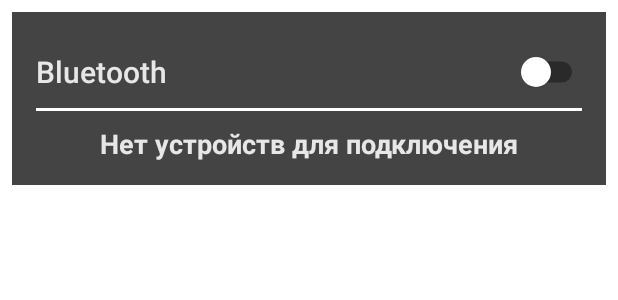
After one commit to MakarenkoArtem/motorbike, an Android app built with Jetpack Compose: the @Preview function EmptyDeviceListScreen, on a phone screen of 412 x 824 dp. The commit adds this screen. Shown: the top 300 px of the screen. Run offline under Robolectric (Android 15) with nearby library versions, the phone set to English and light mode, and no system bars.

Commit message:
create compose EmptyDeviceListScreen

```diff
--- /dev/null
+++ b/android/app/src/main/java/com/example/bike/ui/screens/EmptyDeviceListScreen.kt
@@ -0,0 +1,118 @@
+package com.example.bike.ui.screens
+
+import androidx.compose.foundation.layout.Arrangement
+import androidx.compose.foundation.layout.Column
+import androidx.compose.foundation.layout.Row
+import androidx.compose.foundation.layout.fillMaxWidth
+import androidx.compose.foundation.layout.heightIn
+import androidx.compose.foundation.layout.padding
+import androidx.compose.foundation.layout.wrapContentHeight
+import androidx.compose.material.Colors
+import androidx.compose.material.MaterialTheme
+import androidx.compose.material.Surface
+import androidx.compose.material.Switch
+import androidx.compose.material.SwitchDefaults
+import androidx.compose.material.TabRowDefaults.Divider
+import androidx.compose.material.Text
+import androidx.compose.runtime.Composable
+import androidx.compose.runtime.getValue
+import androidx.compose.runtime.mutableStateOf
+import androidx.compose.runtime.remember
+import androidx.compose.runtime.setValue
+import androidx.compose.ui.Alignment
+import androidx.compose.ui.Modifier
+import androidx.compose.ui.graphics.Color
+import androidx.compose.ui.res.stringResource
+import androidx.compose.ui.text.TextStyle
+import androidx.compose.ui.text.font.FontWeight
+import androidx.compose.ui.text.style.TextAlign
+import androidx.compose.ui.tooling.preview.Preview
+import androidx.compose.ui.unit.dp
+import androidx.compose.ui.unit.sp
+import com.example.bike.R
+
+@Preview(showBackground = true)
+@Composable
+fun EmptyDeviceListScreen() {
+    MaterialTheme(
+        colors = Colors(
+            primary = Color.DarkGray,
+            background = Color.DarkGray,
+            error = Color.Red,
+            isLight = false,
+            onBackground = Color.Blue,
+            onError = Color.Red,
+            onPrimary = Color.White,
+            onSecondary = Color.Gray,
+            onSurface = Color.Black,
+            primaryVariant = Color.DarkGray,
+            secondaryVariant = Color.Black,
+            secondary = Color.DarkGray,
+            surface = Color.DarkGray
+        )
+    ) {
+        Surface(
+            modifier = Modifier
+                .padding(8.dp)
+                .fillMaxWidth()
+        ) {
+            Column(
+                modifier = Modifier
+                    .padding(16.dp)
+                    .fillMaxWidth()
+                    .heightIn(max = 500.dp),
+            ) {
+                Header()
+                Body()
+            }
+        }
+    }
+}
+
+@Composable
+fun Header() {
+    var switchVal by remember { mutableStateOf(false) }
+    Row(
+        modifier = Modifier
+            .wrapContentHeight() // Высота по содержимому
+            .fillMaxWidth(),
+        horizontalArrangement = Arrangement.SpaceBetween,
+        verticalAlignment = Alignment.CenterVertically
+    ) {
+        Text(
+            style = TextStyle(
+                fontSize = 20.sp,
+                fontWeight = FontWeight.SemiBold
+            ),
+            text = "Bluetooth"
+        )
+        Switch(
+            checked = switchVal, onCheckedChange = { switchVal = !switchVal },
+            colors = SwitchDefaults.colors(
+                uncheckedThumbColor = Color.White,
+                checkedThumbColor = Color.Green
+            )
+        )
+    }
+    Divider(
+        color = Color.White,
+        thickness = 2.dp,
+        modifier = Modifier.fillMaxWidth()
+    )
+}
+
+@Composable
+fun Body() {
+    Text(
+        modifier = Modifier
+            .fillMaxWidth()
+            .padding(top = 12.dp),
+        textAlign = TextAlign.Center,
+        style = TextStyle(
+            fontSize = 18.sp,
+            fontWeight = FontWeight.Bold, // Жирный текст
+        ),
+        text = stringResource(id = R.string.emptyDeviceList),
+    )
+
+}
--- a/android/app/src/main/java/com/example/bike/screens/DialogView/ListDeviceDialogViewModel.kt
+++ b/android/app/src/main/java/com/example/bike/ui/viewmodel/DialogView/ListDeviceDialogViewModel.kt
@@ -1,4 +1,4 @@
-package com.example.bike.screens.DialogView
+package com.example.bike.ui.viewmodel.DialogView
 
 import android.app.Activity
 import android.bluetooth.BluetoothDevice
--- a/android/app/src/main/java/com/example/bike/screens/MainActivity/MainActivity.kt
+++ b/android/app/src/main/java/com/example/bike/ui/viewmodel/MainActivity/MainActivity.kt
@@ -1,4 +1,4 @@
-package com.example.bike.screens.MainActivity
+package com.example.bike.ui.viewmodel.MainActivity
 
 import android.Manifest
 import android.annotation.SuppressLint
--- a/android/app/src/main/java/com/example/bike/screens/MainActivity/MainActivityViewModel.kt
+++ b/android/app/src/main/java/com/example/bike/ui/viewmodel/MainActivity/MainActivityViewModel.kt
@@ -1,4 +1,4 @@
-package com.example.bike.screens.MainActivity
+package com.example.bike.ui.viewmodel.MainActivity
 
 import android.app.Activity
 import android.bluetooth.BluetoothDevice
--- a/android/app/src/main/java/com/example/bike/screens/MainActivity/MainActivityViewModelFactory.kt
+++ b/android/app/src/main/java/com/example/bike/ui/viewmodel/MainActivity/MainActivityViewModelFactory.kt
@@ -1,4 +1,4 @@
-package com.example.bike.screens.MainActivity
+package com.example.bike.ui.viewmodel.MainActivity
 
 import android.app.Activity
 import android.content.Context
--- a/android/app/src/main/res/layout/activity_main.xml
+++ b/android/app/src/main/res/layout/activity_main.xml
@@ -7,7 +7,7 @@
     android:orientation="vertical"
     android:scrollbarSize="50dp"
     android:theme="@style/Base.Theme.Bike"
-    tools:context=".screens.MainActivity.MainActivity">
+    tools:context=".ui.viewmodel.MainActivity.MainActivity">
 
 
     <androidx.constraintlayout.widget.ConstraintLayout
--- a/android/app/src/main/res/values/strings.xml
+++ b/android/app/src/main/res/values/strings.xml
@@ -12,4 +12,8 @@
     <string name="twoColors">2 цвета</string>
     <string name="threeColors" >3 цвета</string>
     <string name="sixColors">6 цвета</string>
+
+
+    <string name="emptyDeviceList">Нет устройств для подключения</string>
+
 </resources>
```
Also changed, not shown: android/app/src/main/java/com/example/bike/MainActivity.kt (added, +10 -0 lines), android/app/src/main/java/com/example/bike/ui/screens/MainScreen.kt (added, +147 -0 lines), android/app/src/main/java/com/example/bike/ui/viewmodel/DialogView/ListDeviceDialog.kt (renamed from android/app/src/main/java/com/example/bike/screens/DialogView/ListDeviceDialog.kt, +6 -3 lines).
